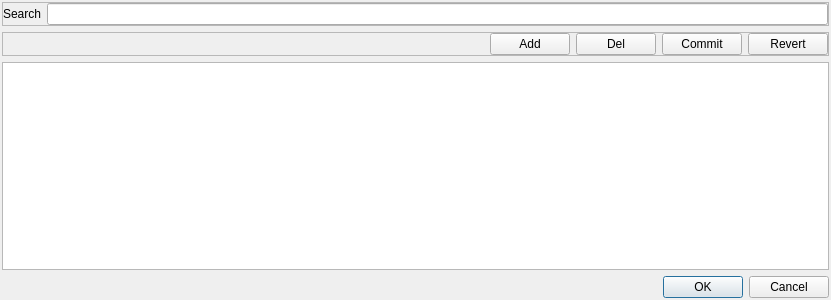
First picture: the form in UI/category_choice_dlg.ui, repository titov-vv/jal, before the edit.
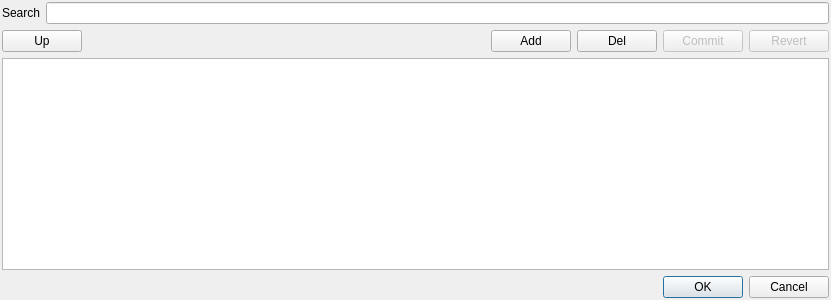
Second picture: the form after the edit.

Commit message: 1. Fix in compile_ui after move of ui_*.py files 2. Category view implemented to have children count available. Need to create triggers to allow updates.

The edit to the form file:
```diff
--- a/UI/category_choice_dlg.ui
+++ b/UI/category_choice_dlg.ui
@@ -29,7 +29,7 @@
    <item>
     <widget class="QFrame" name="SearchFrame">
      <property name="frameShape">
-      <enum>QFrame::StyledPanel</enum>
+      <enum>QFrame::NoFrame</enum>
      </property>
      <property name="frameShadow">
       <enum>QFrame::Raised</enum>
@@ -63,7 +63,7 @@
    <item>
     <widget class="QFrame" name="EditFrame">
      <property name="frameShape">
-      <enum>QFrame::StyledPanel</enum>
+      <enum>QFrame::NoFrame</enum>
      </property>
      <property name="frameShadow">
       <enum>QFrame::Raised</enum>
@@ -81,6 +81,13 @@
       <property name="bottomMargin">
        <number>0</number>
       </property>
+      <item>
+       <widget class="QPushButton" name="UpBtn">
+        <property name="text">
+         <string>Up</string>
+        </property>
+       </widget>
+      </item>
       <item>
        <spacer name="horizontalSpacer">
         <property name="orientation">
@@ -110,6 +117,9 @@
       </item>
       <item>
        <widget class="QPushButton" name="CommitBtn">
+        <property name="enabled">
+         <bool>false</bool>
+        </property>
         <property name="text">
          <string>Commit</string>
         </property>
@@ -117,6 +127,9 @@
       </item>
       <item>
        <widget class="QPushButton" name="RevertBtn">
+        <property name="enabled">
+         <bool>false</bool>
+        </property>
         <property name="text">
          <string>Revert</string>
         </property>
@@ -126,7 +139,17 @@
     </widget>
    </item>
    <item>
-    <widget class="QTableView" name="CategoriesList"/>
+    <widget class="QTableView" name="CategoriesList">
+     <attribute name="horizontalHeaderMinimumSectionSize">
+      <number>8</number>
+     </attribute>
+     <attribute name="verticalHeaderMinimumSectionSize">
+      <number>20</number>
+     </attribute>
+     <attribute name="verticalHeaderDefaultSectionSize">
+      <number>20</number>
+     </attribute>
+    </widget>
    </item>
    <item>
     <widget class="QDialogButtonBox" name="buttonBox">
```
The commit also changes 5 other files.
